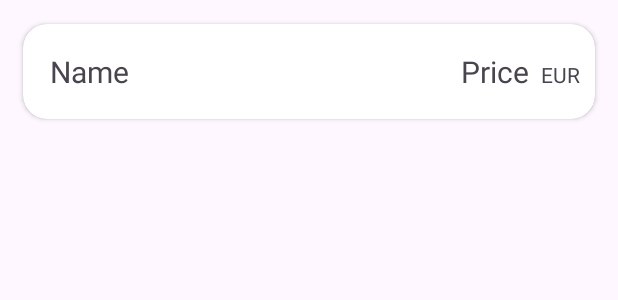
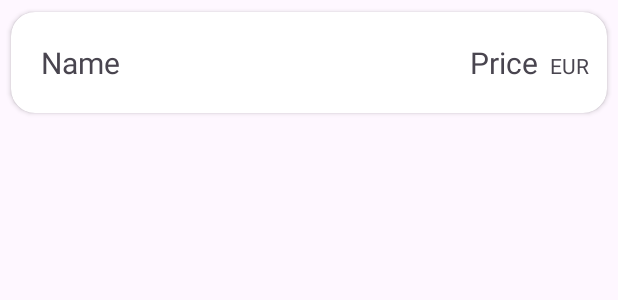
Before and after one commit to ccarcab/Dues, an Android app: the layout dues_home_item.xml on its own in the app's theme, with its tools: preview values and no code run, on a phone screen of 412 x 824 dp. Shown: the top 300 px of the screen. Run offline under Robolectric (Android 15) with nearby library versions, the phone set to English and light mode, and no system bars.

Commit message:
cambios visuales

```diff
--- a/app/src/main/res/drawable/currency_bottom.xml
+++ b/app/src/main/res/drawable/currency_bottom.xml
@@ -2,8 +2,8 @@
 <shape xmlns:android="http://schemas.android.com/apk/res/android">
     <solid android:color="@color/black" />
     <corners
-        android:bottomLeftRadius="16dp"
-        android:bottomRightRadius="16dp" />
+        android:bottomLeftRadius="@dimen/card_view_corner_radius"
+        android:bottomRightRadius="@dimen/card_view_corner_radius" />
     <padding
         android:bottom="10dp"
         android:left="10dp"
--- a/app/src/main/res/layout/dues_details_dialog_fragment.xml
+++ b/app/src/main/res/layout/dues_details_dialog_fragment.xml
@@ -13,7 +13,8 @@
     <androidx.cardview.widget.CardView
         android:layout_width="wrap_content"
         android:layout_height="match_parent"
-        app:cardCornerRadius="16dp">
+        app:cardCornerRadius="@dimen/card_view_corner_radius"
+        app:cardElevation="@dimen/card_view_elevation">
 
         <ScrollView
             android:id="@+id/scrollView"
@@ -46,8 +47,8 @@
                     android:layout_width="0dp"
                     android:layout_height="2dp"
                     android:layout_marginBottom="3dp"
+                    android:background="?android:attr/listDivider"
                     android:backgroundTint="@color/black"
-                    android:background="?android:attr/listDivider"
                     app:layout_constraintBottom_toTopOf="@+id/tvCurrency"
                     app:layout_constraintEnd_toEndOf="parent"
                     app:layout_constraintStart_toStartOf="parent"
--- a/app/src/main/res/layout/dues_home_item.xml
+++ b/app/src/main/res/layout/dues_home_item.xml
@@ -11,9 +11,9 @@
         android:id="@+id/container"
         android:layout_width="match_parent"
         android:layout_height="wrap_content"
-        android:layout_margin="8dp"
         app:cardBackgroundColor="@color/white"
-        app:cardCornerRadius="16dp"
+        app:cardCornerRadius="@dimen/card_view_corner_radius"
+        app:cardElevation="@dimen/card_view_elevation"
         app:cardUseCompatPadding="true"
         app:layout_constraintBottom_toBottomOf="parent"
         app:layout_constraintEnd_toEndOf="parent"
@@ -23,9 +23,8 @@
         <androidx.constraintlayout.widget.ConstraintLayout
             android:layout_width="match_parent"
             android:layout_height="match_parent"
-            android:layout_margin="2dp"
             android:background="@android:color/transparent"
-            android:padding="8dp">
+            android:padding="12dp">
 
             <TextView
                 android:id="@+id/tvName"
--- a/app/src/main/res/values/dimens.xml
+++ b/app/src/main/res/values/dimens.xml
@@ -5,4 +5,6 @@
     <dimen name="nav_header_vertical_spacing">8dp</dimen>
     <dimen name="nav_header_height">176dp</dimen>
     <dimen name="fab_margin">16dp</dimen>
+    <dimen name="card_view_corner_radius">16dp</dimen>
+    <dimen name="card_view_elevation">2dp</dimen>
 </resources>
```
Also changed, not shown: app/src/main/res/layout/dues_selector_item.xml (+6 -13 lines).
